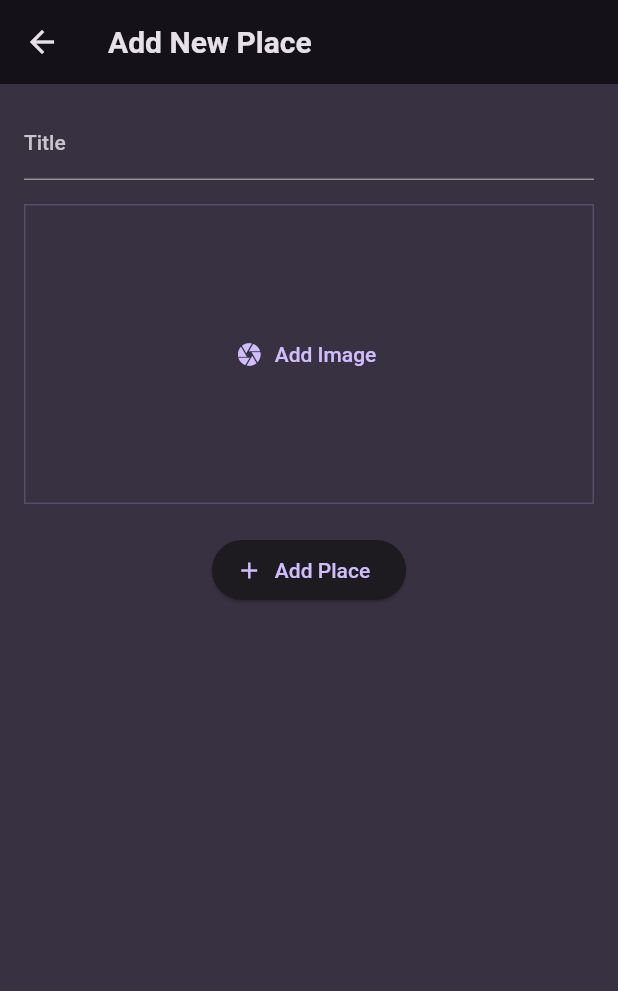
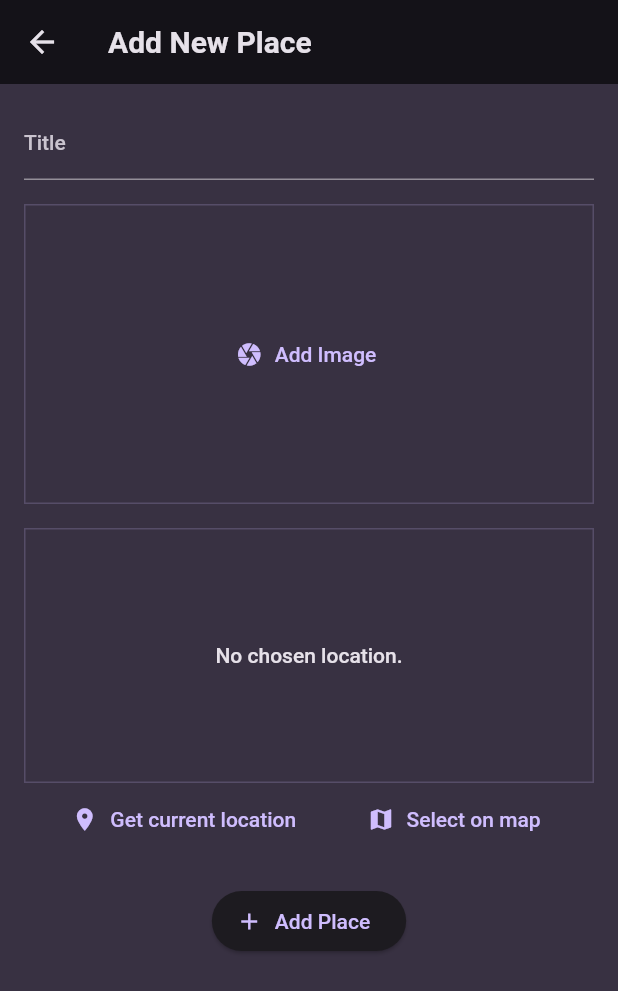
Before and after one commit to mernaislam/Favorite-Places-App, a Flutter app: the screen it shows after launch, after a tap on the "add" icon, on a phone screen of 412 x 824 dp. Shown: the top 991 px of the screen. Run offline on Flutter 3.47's test engine with Material 2 defaults, Android fonts, the phone set to English and light mode, and no system bars; our stand-ins replace flutter_riverpod, google_fonts, image_picker, location.

Commit message:
getting user location

```diff
--- a/favorite_places_app/lib/models/place.dart
+++ b/favorite_places_app/lib/models/place.dart
@@ -1,9 +1,12 @@
+import 'dart:io';
+
 import 'package:uuid/uuid.dart';
 
 final uuid = const Uuid().v4();
 class Place {
-  Place({required this.title}) : id = uuid;
+  Place({required this.title, required this.image}) : id = uuid;
 
   final String id;
   final String title;
+  final File image;
 }
--- a/favorite_places_app/lib/providers/places_provider.dart
+++ b/favorite_places_app/lib/providers/places_provider.dart
@@ -1,12 +1,15 @@
+import 'dart:io';
+
 import 'package:favorite_places_app/models/place.dart';
 import 'package:flutter_riverpod/flutter_riverpod.dart';
 
 class FavoritePlacesNotifier extends StateNotifier<List<Place>> {
   FavoritePlacesNotifier() : super(const []);
 
-  void addPlace(String title) {
+  void addPlace(String title, File image) {
     final newItem = Place(
       title: title,
+      image: image,
     );
     state = [newItem, ...state];
   }
--- a/favorite_places_app/lib/screens/add_place_screen.dart
+++ b/favorite_places_app/lib/screens/add_place_screen.dart
@@ -1,5 +1,8 @@
+import 'dart:io';
+
 import 'package:favorite_places_app/providers/places_provider.dart';
 import 'package:favorite_places_app/widgets/image_input.dart';
+import 'package:favorite_places_app/widgets/location_input.dart';
 import 'package:flutter/material.dart';
 import 'package:flutter_riverpod/flutter_riverpod.dart';
 
@@ -13,14 +16,15 @@ class AddPlaceScreen extends ConsumerStatefulWidget {
 
 class _AddPlaceScreenState extends ConsumerState<AddPlaceScreen> {
   final _titleController = TextEditingController();
+  File? _selectedImage;
 
   void _savePlace(){
     final enteredTitle = _titleController.text;
-    if(enteredTitle.isEmpty){
+    if(enteredTitle.isEmpty || _selectedImage == null){
       return;
     }
 
-    ref.read(favPlacesProvider.notifier).addPlace(enteredTitle);
+    ref.read(favPlacesProvider.notifier).addPlace(enteredTitle, _selectedImage!);
     Navigator.of(context).pop();
   }
 
@@ -51,7 +55,15 @@ class _AddPlaceScreenState extends ConsumerState<AddPlaceScreen> {
               const SizedBox(
                 height: 16,
               ),
-              const ImageInput(),
+              ImageInput(
+                onPickImage: (image){
+                  _selectedImage = image;
+                },
+              ),
+              const SizedBox(
+                height: 16,
+              ),
+              const LocationInput(),
               const SizedBox(
                 height: 20,
               ),
--- a/favorite_places_app/lib/screens/favorites_list_screen.dart
+++ b/favorite_places_app/lib/screens/favorites_list_screen.dart
@@ -34,7 +34,10 @@ class _FavoriteListScreenState extends ConsumerState<PlacesListScreen> {
           )
         ],
       ),
-      body: PlacesList(places: favPlacesList),
+      body: Padding(
+        padding: const EdgeInsets.all(8.0),
+        child: PlacesList(places: favPlacesList),
+      ),
     );
   }
 }
--- a/favorite_places_app/lib/widgets/image_input.dart
+++ b/favorite_places_app/lib/widgets/image_input.dart
@@ -4,7 +4,9 @@ import 'package:flutter/material.dart';
 import 'package:image_picker/image_picker.dart';
 
 class ImageInput extends StatefulWidget {
-  const ImageInput({super.key});
+  const ImageInput({super.key, required this.onPickImage});
+
+  final void Function(File image) onPickImage;
 
   @override
   State<ImageInput> createState() => _ImageInputState();
@@ -24,6 +26,8 @@ class _ImageInputState extends State<ImageInput> {
     setState(() {
       _selectedImage = File(pickedImage.path);
     });
+
+    widget.onPickImage(_selectedImage!);
   }
 
   @override
--- /dev/null
+++ b/favorite_places_app/lib/widgets/location_input.dart
@@ -0,0 +1,98 @@
+import 'package:location/location.dart';
+
+import 'package:flutter/material.dart';
+
+class LocationInput extends StatefulWidget {
+  const LocationInput({super.key});
+
+  @override
+  State<LocationInput> createState() {
+    return _LocationInputState();
+  }
+}
+
+class _LocationInputState extends State<LocationInput> {
+  // Location? _pickedLocation;
+  var _isGettingLocation = false;
+
+  void _getCurrentLocation() async {
+    Location location = Location();
+
+    bool serviceEnabled;
+    PermissionStatus permissionGranted;
+    LocationData locationData;
+
+    serviceEnabled = await location.serviceEnabled();
+    if (!serviceEnabled) {
+      serviceEnabled = await location.requestService();
+      if (!serviceEnabled) {
+        return;
+      }
+    }
+
+    permissionGranted = await location.hasPermission();
+    if (permissionGranted == PermissionStatus.denied) {
+      permissionGranted = await location.requestPermission();
+      if (permissionGranted != PermissionStatus.granted) {
+        return;
+      }
+    }
+
+    setState(() {
+      _isGettingLocation = true;
+    });
+
+    locationData = await location.getLocation();
+    print(locationData.latitude);
+    setState(() {
+      _isGettingLocation = false;
+    });
+  }
+
+  @override
+  Widget build(BuildContext context) {
+    Widget previewContent = Text(
+      'No chosen location.',
+      textAlign: TextAlign.center,
+      style: Theme.of(context).textTheme.bodyLarge!.copyWith(
+            color: Theme.of(context).colorScheme.onBackground,
+          ),
+    );
+
+    if (_isGettingLocation) {
+      previewContent = const CircularProgressIndicator();
+    }
+
+    return Column(
+      children: [
+        Container(
+          width: double.infinity,
+          height: 170,
+          alignment: Alignment.center,
+          decoration: BoxDecoration(
+            border: Border.all(
+              width: 1,
+              color: Theme.of(context).colorScheme.primary.withOpacity(0.2),
+            ),
+          ),
+          child: previewContent,
+        ),
+        Row(
+          mainAxisAlignment: MainAxisAlignment.spaceEvenly,
+          children: [
+            TextButton.icon(
+              onPressed: _getCurrentLocation,
+              icon: const Icon(Icons.location_on),
+              label: const Text('Get current location'),
+            ),
+            TextButton.icon(
+              onPressed: () {},
+              icon: const Icon(Icons.map),
+              label: const Text('Select on map'),
+            ),
+          ],
+        )
+      ],
+    );
+  }
+}
--- a/favorite_places_app/lib/widgets/place_list.dart
+++ b/favorite_places_app/lib/widgets/place_list.dart
@@ -24,7 +24,11 @@ class PlacesList extends StatelessWidget {
       mainContent = ListView.builder(
         itemCount: places.length,
         itemBuilder: (context, index) => ListTile(
-          leading: Text(
+          leading: CircleAvatar(
+            radius: 20,
+            backgroundImage: FileImage(places[index].image),
+          ),
+          title: Text(
             places[index].title,
             style: Theme.of(context).textTheme.titleLarge!.copyWith(
                   fontWeight: FontWeight.normal,
--- a/favorite_places_app/pubspec.yaml
+++ b/favorite_places_app/pubspec.yaml
@@ -40,6 +40,7 @@ dependencies:
   flutter_riverpod: ^2.3.6
   uuid: ^3.0.7
   image_picker: ^1.0.2
+  location: ^5.0.3
 
 dev_dependencies:
   flutter_test:
```
Also changed, not shown: favorite_places_app/lib/screens/favorite_place_details.dart (+11 -1 lines), favorite_places_app/pubspec.lock, 2 other files.
